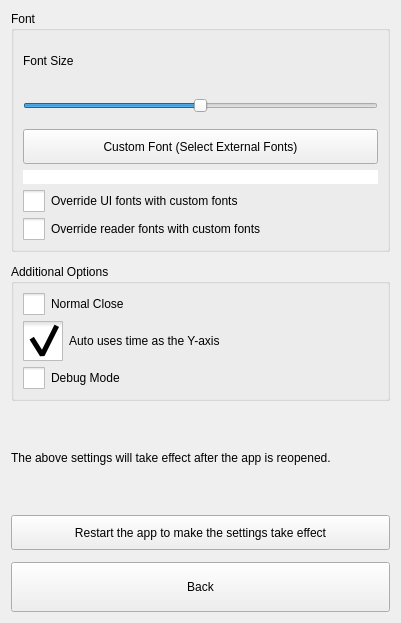
First picture: the form in src/Preferences.ui, repository ic005k/Knot-Legacy, before the edit.
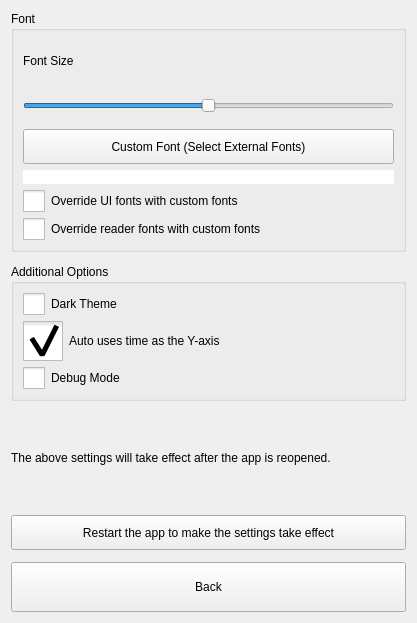
Second picture: the form after the edit. Icons and pictures are not drawn.

Commit message: Debugging Dark Theme.

```diff
--- a/src/Preferences.ui
+++ b/src/Preferences.ui
@@ -6,7 +6,7 @@
    <rect>
     <x>0</x>
     <y>0</y>
-    <width>401</width>
+    <width>417</width>
     <height>623</height>
    </rect>
   </property>
@@ -161,7 +161,7 @@
 }</string>
         </property>
         <property name="text">
-         <string>Normal Close</string>
+         <string>Dark Theme</string>
         </property>
        </widget>
       </item>
```
Left out of the diff: 2 changed lines with no effect on the pictures. The commit also changes 12 other files.
